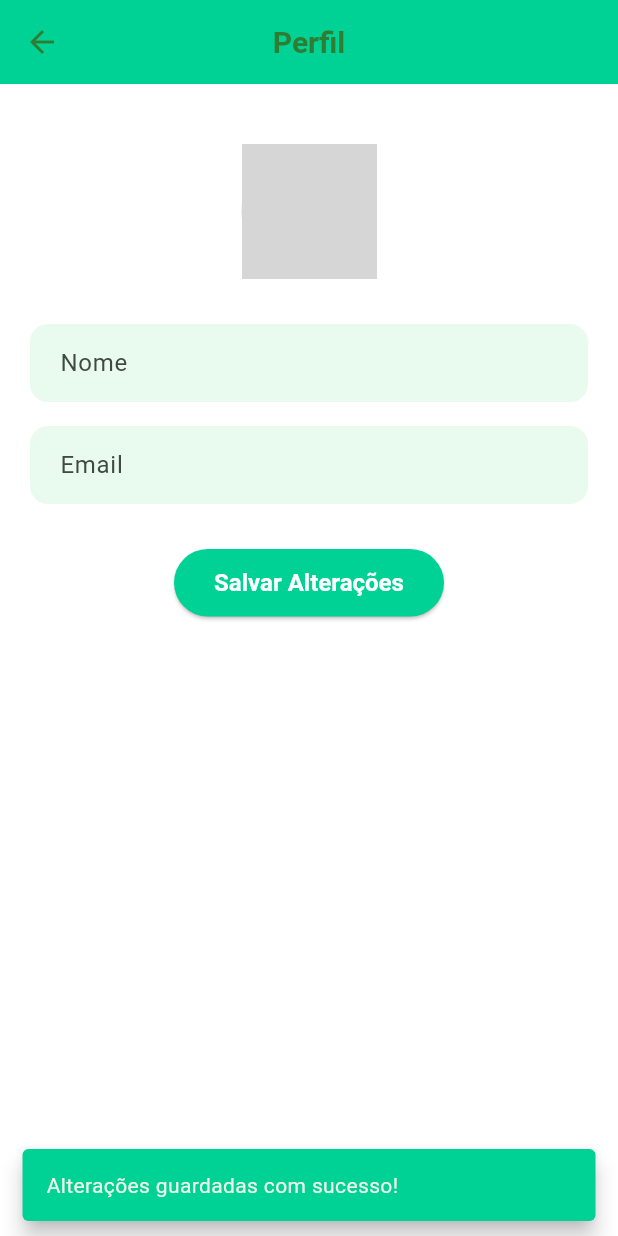
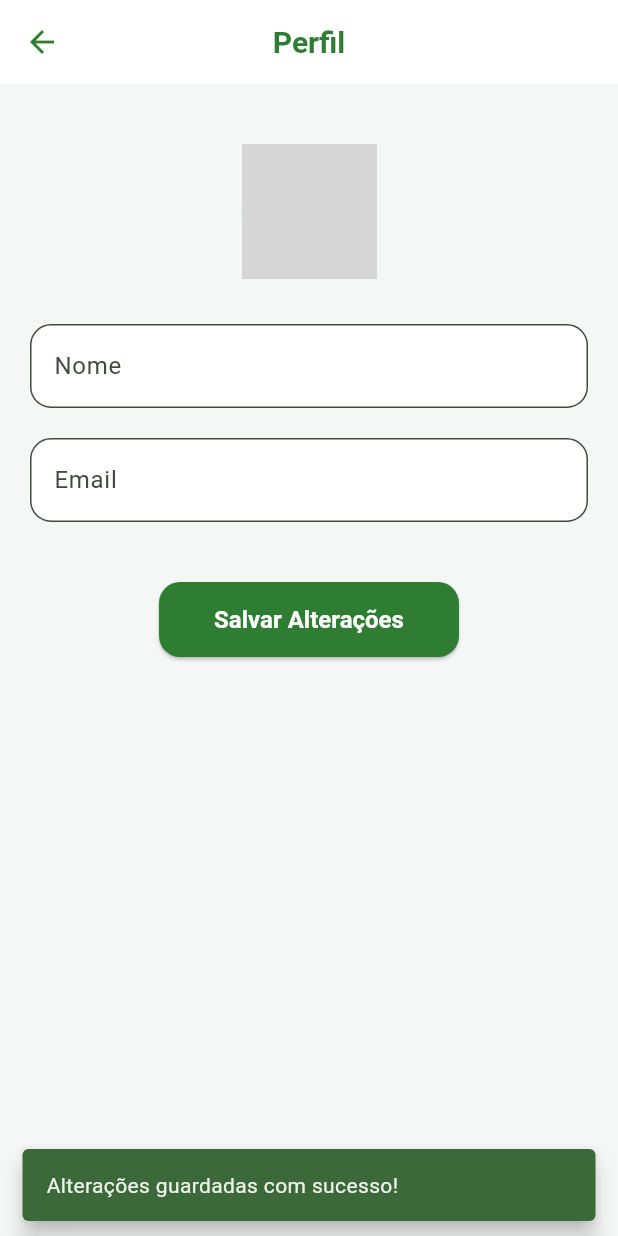
Before and after one commit to lalescadias/todolistfluter, a Flutter app: the PerfilPage screen opened directly, after a tap on "Salvar Alterações", on a phone screen of 412 x 824 dp. Run offline on Flutter 3.47's test engine with Material 3 defaults, Android fonts, the light colour scheme and no system bars; grey boxes are pictures that could not be loaded.

Commit message:
refactor: improve profile page UI with updated layout and styling

```diff
--- a/lib/perfil.dart
+++ b/lib/perfil.dart
@@ -15,7 +15,6 @@ class _PerfilPageState extends State<PerfilPage> {
   @override
   void initState() {
     super.initState();
-    // Inicializa com os valores atuais salvos
     _nomeController = TextEditingController(text: utilizador['nome'] ?? '');
     _emailController = TextEditingController(text: utilizador['email'] ?? '');
   }
@@ -34,9 +33,9 @@ class _PerfilPageState extends State<PerfilPage> {
     });
 
     ScaffoldMessenger.of(context).showSnackBar(
-      const SnackBar(
-        content: Text('Alterações guardadas com sucesso!'),
-        backgroundColor: Color(0xFF00D195),
+      SnackBar(
+        content: const Text('Alterações guardadas com sucesso!'),
+        backgroundColor: Theme.of(context).colorScheme.primary,
         behavior: SnackBarBehavior.floating,
       ),
     );
@@ -45,70 +44,63 @@ class _PerfilPageState extends State<PerfilPage> {
   @override
   Widget build(BuildContext context) {
     return Scaffold(
-      backgroundColor: Colors.white,
       appBar: AppBar(
         title: const Text('Perfil'),
-        backgroundColor: const Color(0xFF00D195),
+        centerTitle: true,
       ),
-      body: Padding(
+      body: SingleChildScrollView(
         padding: const EdgeInsets.all(20),
         child: Column(
           children: [
             const SizedBox(height: 20),
+
+            // Avatar
             const CircleAvatar(
               radius: 45,
-              backgroundImage: AssetImage('/avatar.png'),
+              backgroundImage: AssetImage('avatar.png'),
             ),
+
             const SizedBox(height: 30),
 
             // Campo Nome
             TextField(
               controller: _nomeController,
-              decoration: InputDecoration(
+              decoration: const InputDecoration(
                 labelText: 'Nome',
-                filled: true,
-                fillColor: const Color(0xFFE9FBEF),
-                border: OutlineInputBorder(
-                  borderRadius: BorderRadius.circular(12),
-                  borderSide: BorderSide.none,
+                contentPadding: EdgeInsets.symmetric(
+                  vertical: 16,
+                  horizontal: 12,
                 ),
               ),
             ),
-            const SizedBox(height: 16),
+
+            const SizedBox(height: 20),
 
             // Campo Email
             TextField(
               controller: _emailController,
-              decoration: InputDecoration(
+              decoration: const InputDecoration(
                 labelText: 'Email',
-                filled: true,
-                fillColor: const Color(0xFFE9FBEF),
-                border: OutlineInputBorder(
-                  borderRadius: BorderRadius.circular(12),
-                  borderSide: BorderSide.none,
+                contentPadding: EdgeInsets.symmetric(
+                  vertical: 16,
+                  horizontal: 12,
                 ),
               ),
             ),
-            const SizedBox(height: 30),
+
+            const SizedBox(height: 40),
 
             // Botão Guardar
             SizedBox(
-              height: 45,
-              width: 180,
+              height: 50,
+              width: 200,
               child: ElevatedButton(
-                style: ElevatedButton.styleFrom(
-                  backgroundColor: const Color(0xFF00D195),
-                  shape: RoundedRectangleBorder(
-                    borderRadius: BorderRadius.circular(30),
-                  ),
-                ),
                 onPressed: _guardarAlteracoes,
                 child: const Text(
                   'Salvar Alterações',
                   style: TextStyle(
                     fontSize: 16,
-                    fontWeight: FontWeight.bold,
-                    color: Colors.white,
+                    fontWeight: FontWeight.w600,
                   ),
                 ),
               ),
```
